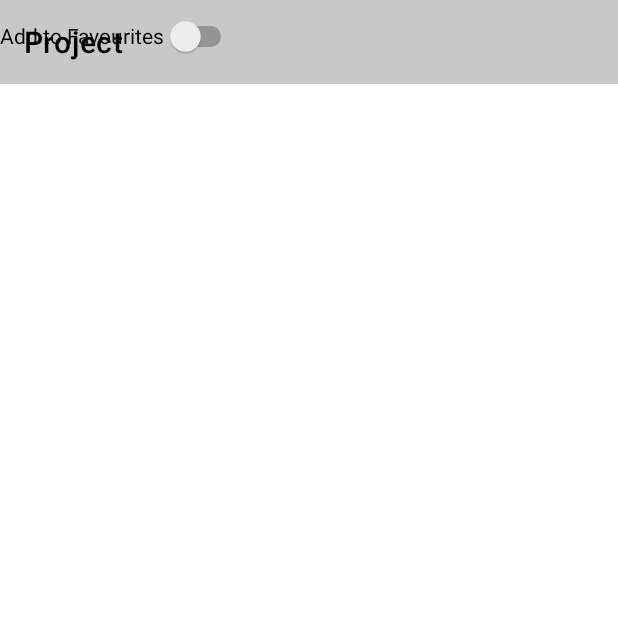
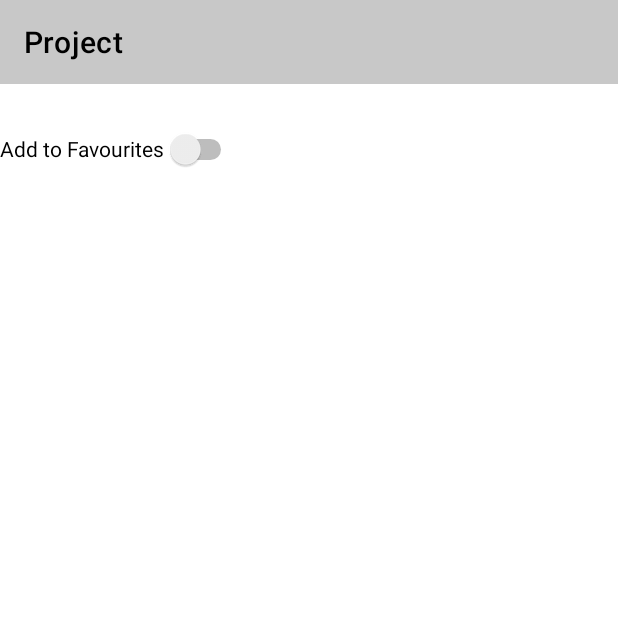
Before and after one commit to abundanceesim/AreYouHungry, an Android app: the RecipeFragment screen opened directly, with no data from a screen before it, on a phone screen of 412 x 824 dp, the top half of it. Run offline under Robolectric (Android 15) with nearby library versions, the phone set to English and light mode, and no system bars.

Commit message:
Commit - Harshang Shah - Fixed fragment_recipe.xml

```diff
--- a/app/src/main/res/layout/fragment_recipe.xml
+++ b/app/src/main/res/layout/fragment_recipe.xml
@@ -7,7 +7,7 @@
     android:layout_height="match_parent"
     tools:context=".RecipeFragment">
 
-    <androidx.constraintlayout.widget.ConstraintLayout
+    <RelativeLayout
         android:layout_width="match_parent"
         android:layout_height="match_parent"
         android:orientation="vertical">
@@ -20,19 +20,19 @@
         <!-- TODO: Update blank fragment layout -->
         <TextView
             android:id="@+id/recipe_text"
-            app:layout_constraintTop_toBottomOf="@id/toolBar"
-            android:layout_width="match_parent"
-            android:layout_height="match_parent"
+            android:layout_width="wrap_content"
+            android:layout_height="wrap_content"
+            android:layout_below="@id/toolBar"
             android:text="@string/hello_blank_fragment" />
 
         <Switch
             android:id="@+id/fav_switch"
             android:layout_width="wrap_content"
             android:layout_height="wrap_content"
-            android:layout_marginTop="50dp"
+            android:layout_below="@id/recipe_text"
             android:minHeight="48dp"
             android:text="Add to Favourites" />
 
-    </androidx.constraintlayout.widget.ConstraintLayout>
+    </RelativeLayout>
 
 </FrameLayout>
```
